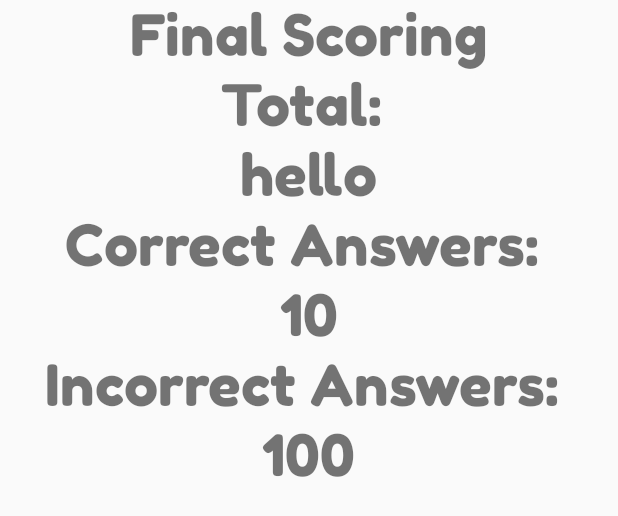
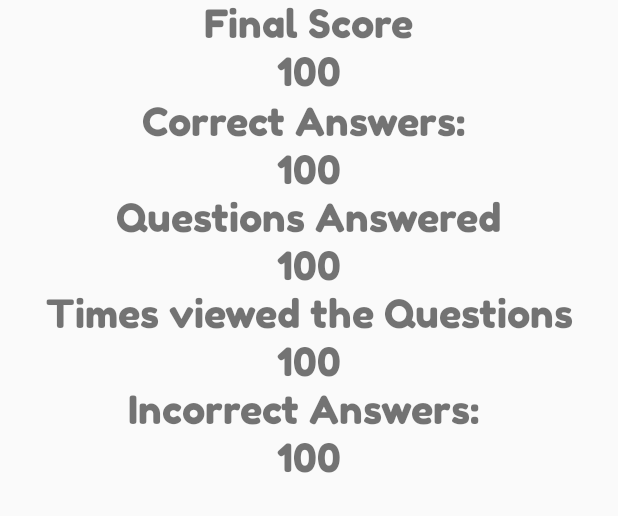
Before and after one commit to AngeloBarcelo/Quiz, an Android app: the layout activity_score.xml on its own in the app's theme, with its tools: preview values and no code run, on a phone screen of 412 x 824 dp. Shown: the top 516 px of the screen. Run offline under Robolectric (Android 15) with nearby library versions, the light colour scheme and no system bars.

Commit message:
Quiz taker displaying all views

```diff
--- a/app/src/main/res/layout/activity_score.xml
+++ b/app/src/main/res/layout/activity_score.xml
@@ -10,80 +10,113 @@
 
         <variable
             name="scoring"
+            class="ScoreActivity"
             type="com.abcodelab.project_four.ScoreActivity"></variable>
     </data>
 <RelativeLayout
-    android:layout_height="match_parent"
-    android:layout_width="match_parent">
+    android:layout_width="match_parent"
+    android:layout_height="match_parent">
 
     <TextView
-        android:id="@+id/textView"
+        android:id="@+id/title_text"
         android:layout_width="wrap_content"
         android:layout_height="wrap_content"
         android:layout_alignParentTop="true"
         android:layout_centerHorizontal="true"
-        android:text="Final Scoring"
-        android:textSize="38sp"
+        android:text="Final Score"
+        android:textSize="26sp"
         app:fontFamily="@font/fredoka_one" />
 
     <TextView
-        android:id="@+id/textView6"
+        android:id="@+id/final_score"
         android:layout_width="wrap_content"
         android:layout_height="wrap_content"
-        android:layout_below="@+id/textView"
+        android:layout_below="@+id/title_text"
         android:layout_centerHorizontal="true"
-        android:text="Total: "
-        android:textSize="38sp"
+        android:text="100"
+        android:textSize="26sp"
         app:fontFamily="@font/fredoka_one" />
 
     <TextView
-        android:id="@+id/textView7"
+        android:id="@+id/correct_answers"
         android:layout_width="wrap_content"
         android:layout_height="wrap_content"
-        android:layout_below="@+id/textView8"
+        android:layout_alignParentTop="true"
         android:layout_centerHorizontal="true"
+        android:layout_marginTop="65dp"
         android:text="Correct Answers: "
-        android:textSize="38sp"
+        android:textSize="26sp"
         app:fontFamily="@font/fredoka_one" />
 
     <TextView
-        android:id="@+id/textView8"
+        android:id="@+id/times_viewed"
         android:layout_width="wrap_content"
         android:layout_height="wrap_content"
-        android:layout_below="@+id/textView6"
+        android:layout_below="@+id/quest_answered_numb"
         android:layout_centerHorizontal="true"
-        android:text="hello"
-        android:textSize="38sp"
+        android:text="Times viewed the Questions"
+        android:textAlignment="center"
+        android:textSize="26sp"
         app:fontFamily="@font/fredoka_one" />
 
     <TextView
-        android:id="@+id/textView9"
+        android:id="@+id/correct_numb"
         android:layout_width="wrap_content"
         android:layout_height="wrap_content"
-        android:layout_below="@+id/textView7"
+        android:layout_below="@+id/correct_answers"
         android:layout_centerHorizontal="true"
-        android:text="10"
-        android:textSize="38sp"
+        android:text="100"
+        android:textSize="26sp"
         app:fontFamily="@font/fredoka_one" />
 
     <TextView
-        android:id="@+id/textView10"
+        android:id="@+id/times_viewed_numb"
         android:layout_width="wrap_content"
         android:layout_height="wrap_content"
-        android:layout_below="@+id/textView9"
+        android:layout_below="@+id/times_viewed"
         android:layout_centerHorizontal="true"
-        android:text="Incorrect Answers: "
-        android:textSize="38sp"
+        android:text="100"
+        android:textSize="26sp"
         app:fontFamily="@font/fredoka_one" />
 
     <TextView
-        android:id="@+id/textView11"
+        android:id="@+id/wrong_answers"
         android:layout_width="wrap_content"
         android:layout_height="wrap_content"
-        android:layout_below="@+id/textView10"
+        android:layout_below="@+id/times_viewed_numb"
+        android:layout_centerHorizontal="true"
+        android:text="Incorrect Answers: "
+        android:textSize="26sp"
+        app:fontFamily="@font/fredoka_one" />
+
+    <TextView
+        android:id="@+id/wrong_answer_numb"
+        android:layout_width="wrap_content"
+        android:layout_height="wrap_content"
+        android:layout_below="@+id/wrong_answers"
         android:layout_centerHorizontal="true"
         android:text="100"
-        android:textSize="38sp"
+        android:textSize="26sp"
+        app:fontFamily="@font/fredoka_one" />
+
+    <TextView
+        android:id="@+id/quest_answered"
+        android:layout_width="wrap_content"
+        android:layout_height="wrap_content"
+        android:layout_below="@+id/correct_numb"
+        android:layout_centerHorizontal="true"
+        android:text="Questions Answered"
+        android:textSize="26sp"
+        app:fontFamily="@font/fredoka_one" />
+
+    <TextView
+        android:id="@+id/quest_answered_numb"
+        android:layout_width="wrap_content"
+        android:layout_height="wrap_content"
+        android:layout_below="@+id/quest_answered"
+        android:layout_centerHorizontal="true"
+        android:text="100"
+        android:textSize="26sp"
         app:fontFamily="@font/fredoka_one" />
 
 </RelativeLayout>
--- a/app/src/main/res/layout/radio_btn_layout.xml
+++ b/app/src/main/res/layout/radio_btn_layout.xml
@@ -119,6 +119,7 @@
             android:layout_alignParentRight="true"
             android:fontFamily="@font/fredoka_one"
             android:text="Final Result"
+            android:onClick="finalResults"
 
             android:textSize="18sp" />
 
```
Also changed, not shown: app/src/main/java/com/abcodelab/project_four/MainActivity.java (+1 -6 lines), app/src/main/java/com/abcodelab/project_four/RadioQuestionActivity.java (+25 -29 lines), app/src/main/java/com/abcodelab/project_four/ScoreActivity.java (+35 -22 lines).
